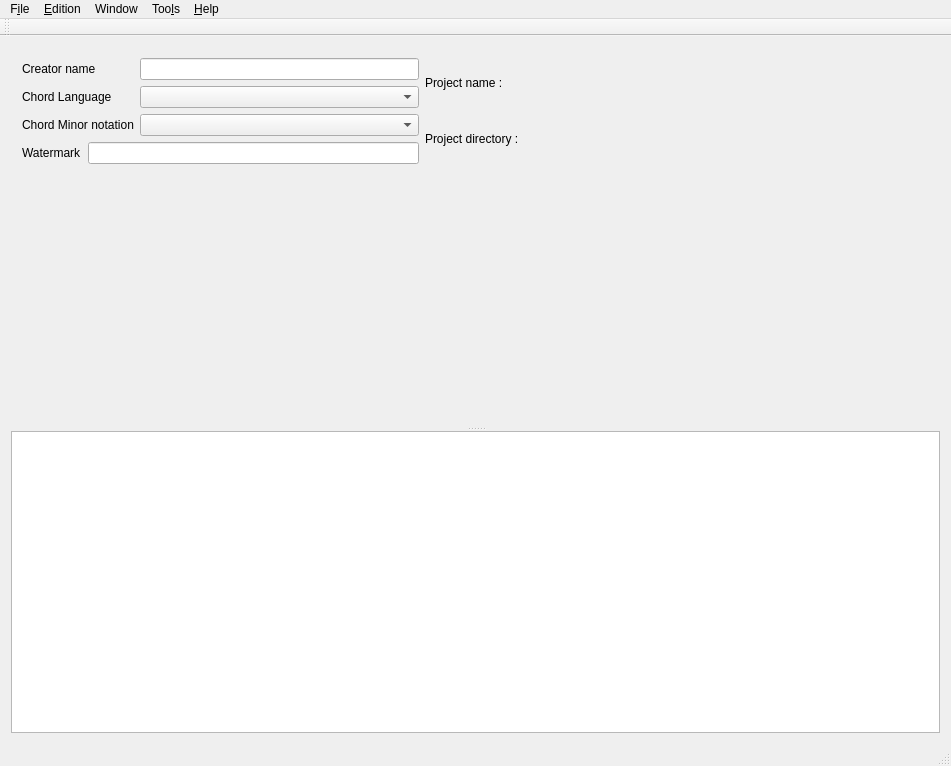
This is chordv/src/mainwindow.ui in jpcima/chordv as Qt 5 draws it before an edit. The edited form follows.
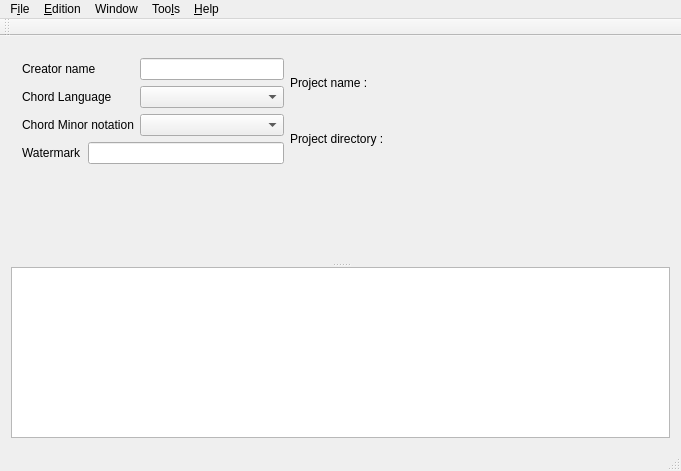
This is the edited form. Icons and pictures are not drawn. Custom widgets are drawn as their Qt base class.

The edit to the form file:
```diff
--- a/chordv/src/mainwindow.ui
+++ b/chordv/src/mainwindow.ui
@@ -6,8 +6,8 @@
    <rect>
     <x>0</x>
     <y>0</y>
-    <width>951</width>
-    <height>766</height>
+    <width>681</width>
+    <height>471</height>
    </rect>
   </property>
   <property name="windowTitle">
@@ -303,7 +303,7 @@
     <rect>
      <x>0</x>
      <y>0</y>
-     <width>951</width>
+     <width>681</width>
      <height>22</height>
     </rect>
    </property>
```
